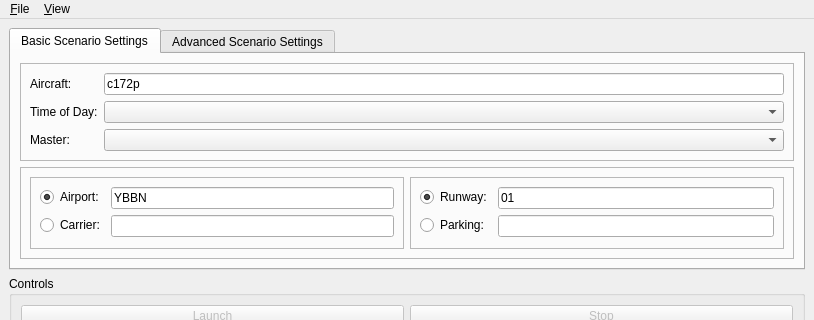
cgspeck/fg-orchestrator, file fgo/ui/MainWindow.ui: the form before one commit; both pictures show x 0 to 814 and y 0 to 320 of the 814 by 805 pixel window.
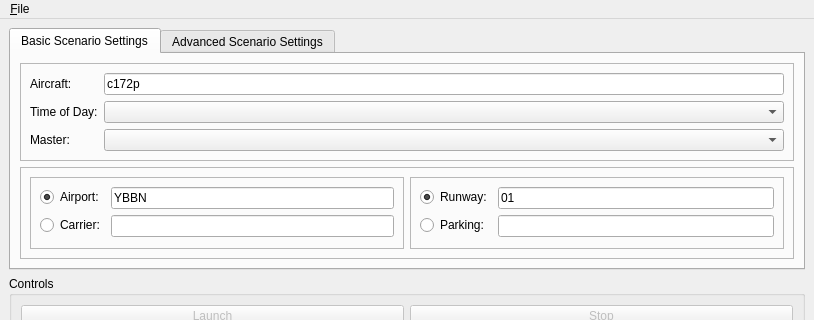
The form after the commit.

Commit message: Routines to hash and unhash a registry

The edit to the form file:
```diff
--- a/fgo/ui/MainWindow.ui
+++ b/fgo/ui/MainWindow.ui
@@ -370,14 +370,7 @@
     <addaction name="separator"/>
     <addaction name="actionExit"/>
    </widget>
-   <widget class="QMenu" name="menu_View">
-    <property name="title">
-     <string>&amp;View</string>
-    </property>
-    <addaction name="action_Log"/>
-   </widget>
    <addaction name="menu_File"/>
-   <addaction name="menu_View"/>
   </widget>
   <widget class="QStatusBar" name="statusbar"/>
   <action name="actionExit">
```
Left out of the diff: 8 changed lines with no effect on the pictures. The commit also changes 2 other files.
